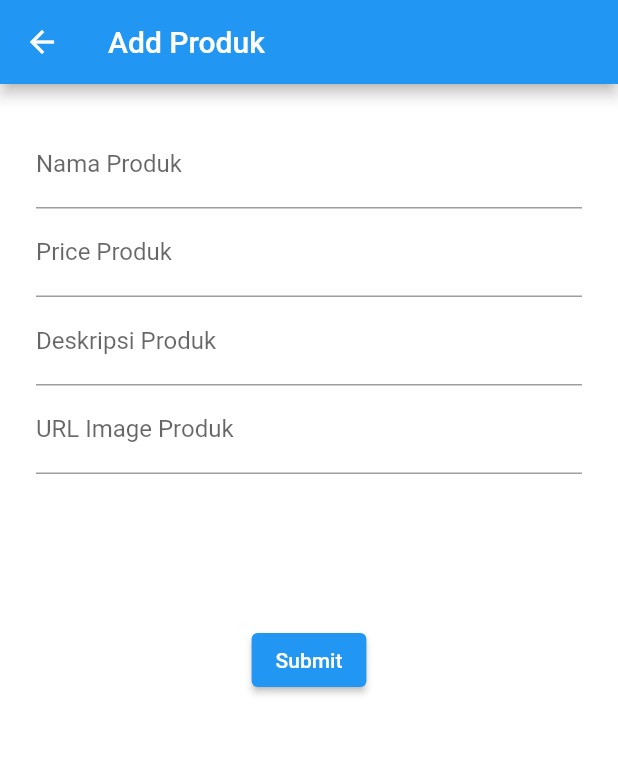
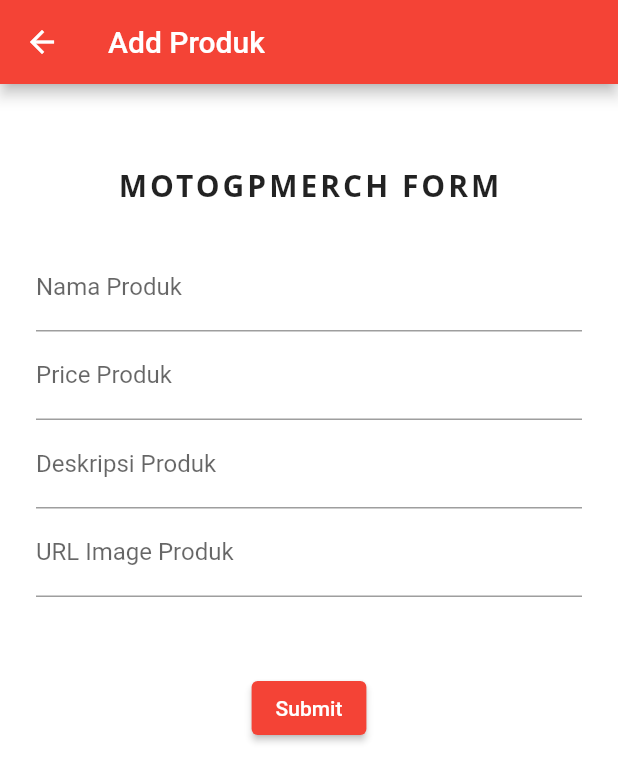
Before and after one commit to StevenSamuelH/mobilemotgp, a Flutter app: the Awalan screen opened directly, after a tap on "Add Produk", on a phone screen of 412 x 824 dp. Shown: the top 782 px of the screen. Run offline on Flutter 3.47's test engine with Material 2 defaults, Android fonts, the phone set to English and light mode, and no system bars; our stand-ins replace carousel_slider; network calls fail; Roboto replaces fonts that are missing (Open Sans).

Commit message:
update produk

```diff
--- a/lib/Produk/formproduk.dart
+++ b/lib/Produk/formproduk.dart
@@ -98,10 +98,29 @@
   @override
   Widget build(BuildContext context) {
     return Scaffold(
-        appBar: AppBar(title: const Text('Add Produk')),
+        appBar: AppBar(
+          title: const Text('Add Produk'),
+          backgroundColor: Colors.red,
+        ),
         backgroundColor: Colors.white,
         body: SingleChildScrollView(
-            child: Container(
+            child: Column(children: [
+          const SizedBox(
+            height: 50,
+          ),
+          const Align(
+            alignment: Alignment.center,
+            child: Text(
+              "MOTOGPMERCH FORM",
+              style: TextStyle(
+                  fontWeight: FontWeight.bold,
+                  letterSpacing: 2.0,
+                  height: 1.6,
+                  fontFamily: 'Open Sans',
+                  fontSize: 20),
+            ),
+          ),
+          Container(
             margin: const EdgeInsets.all(24),
             child: Form(
               key: _formKey,
@@ -113,11 +132,14 @@
                   _buildBagianTitle1(),
                   _buildgambarProduk(),
                   const SizedBox(
-                  height: 100,
+                    height: 50,
                   ),
                   ElevatedButton(
                     child: const Text(
                       'Submit',
+                    ),
+                    style: ElevatedButton.styleFrom(
+                      primary: Colors.red,
                     ),
                     onPressed: () {
                       if (!_formKey.currentState!.validate()) {
@@ -138,6 +160,7 @@
                 ],
               ),
             ),
-        )));
+          ),
+        ])));
   }
 }
--- a/lib/Produk/homeproduk.dart
+++ b/lib/Produk/homeproduk.dart
@@ -18,13 +18,13 @@
 }
 
 class _AwalanState extends State<Awalan> {
-  @override
-  Widget build(BuildContext context) {
   int _current = 0;
   bool isFavourite = true;
   final CarouselController _controller = CarouselController();
   Product studentService = Product();
   Color _iconColor = Colors.blue;
+  @override
+  Widget build(BuildContext context) {
     final List<String> imgList = [
       'https://media.giphy.com/media/MRNr7i6zjPSCxkDZFz/giphy.gif',
       'https://media.giphy.com/media/hslu8XMb2ncwuss0zw/giphy.gif',
@@ -125,12 +125,11 @@
             }).toList(),
           ),
           const SizedBox(height: 30),
-          Align(
+          const Align(
             alignment: Alignment.centerLeft,
-            child: Container(
             child: Text(
               "   Produk",
-                style: const TextStyle(
+              style: TextStyle(
                   fontWeight: FontWeight.bold,
                   letterSpacing: 2.0,
                   height: 1.6,
@@ -138,9 +137,7 @@
                   fontSize: 20),
             ),
           ),
-          ),
-          Container(
-            child: FutureBuilder<List>(
+          FutureBuilder<List>(
             future: studentService.getAllProducts(),
             builder: (context, snapshot) {
               print(snapshot.data);
@@ -156,9 +153,10 @@
                           child: Column(
                             children: [
                               ListTile(
-                                  leading:
-                                      const Icon(Icons.arrow_drop_down_circle),
-                                  title: Text(snapshot.data![i]['name']),
+                                leading: const Icon(Icons.new_releases,
+                                    color: Colors.red, size: 30),
+                                title: Text(snapshot.data![i]['name'],
+                                    style: const TextStyle(fontSize: 20)),
                                 subtitle: Text(
                                   snapshot.data![i]['description'],
                                   style: TextStyle(
@@ -166,37 +164,34 @@
                                 ),
                               ),
                               Image(
-                                  image:
-                                      NetworkImage(snapshot.data![i]['image']),
+                                image: NetworkImage(snapshot.data![i]['image']),
                                 height: 150,
                                 width: 150,
                               ),
                               Padding(
                                 padding: const EdgeInsets.all(10.0),
                                 child: Text(
-                                    "Rp." +
-                                        snapshot.data![i]['price'].toString(),
-                                    style: TextStyle(
+                                  "Rp." + snapshot.data![i]['price'].toString(),
+                                  style: const TextStyle(
                                     fontSize: 20,
                                     fontWeight: FontWeight.bold,
                                   ),
                                 ),
                               ),
                               ButtonBar(
-                                  alignment: MainAxisAlignment.start,
+                                alignment: MainAxisAlignment.spaceEvenly,
                                 children: [
                                   IconButton(
-                                      icon: Icon(Icons.add_shopping_cart,
-                                          color: isFavourite
-                                              ? Colors.blue
-                                              : Colors.white),
-                                      color: _iconColor,
                                     onPressed: () {
                                       setState(() {
                                         isFavourite = !isFavourite;
                                       });
                                       // Perform some action
                                     },
+                                    icon: Icon(Icons.add_shopping_cart,
+                                        color: isFavourite
+                                            ? Colors.blue
+                                            : Colors.blue),
                                   ),
                                   FlatButton(
                                     onPressed: () {
@@ -204,7 +199,7 @@
                                         if (_iconColor == Colors.blue) {
                                           _iconColor = Colors.red;
                                         } else {
-                                            _iconColor = Colors.green;
+                                          _iconColor = Colors.blue;
                                         }
                                       });
                                       // Perform some action
@@ -214,10 +209,36 @@
                                       color: _iconColor,
                                     ),
                                   ),
+                                  FlatButton(
+                                    onPressed: () {
+                                      setState(() {
+                                        if (_iconColor == Colors.blue) {
+                                          _iconColor = Colors.green;
+                                        } else {
+                                          _iconColor = Colors.blue;
+                                        }
+                                      });
+                                      // Perform some action
+                                    },
+                                    child: Icon(
+                                      Icons.share,
+                                      color: _iconColor,
+                                    ),
+                                  ),
+                                  ElevatedButton(
+                                    style: ElevatedButton.styleFrom(
+                                      primary: Colors.red, // Background color
+                                    ),
+                                    onPressed: () {},
+                                    child: const Text('Beli Sekarang'),
+                                  ),
                                 ],
                               ),
                             ],
                           ),
+                          elevation: 8,
+                          shadowColor: Colors.blue,
+                          margin: const EdgeInsets.all(20),
                         ),
                       );
                     });
@@ -228,6 +249,8 @@
               }
             },
           ),
+          const SizedBox(
+            height: 50,
           ),
           ElevatedButton(
             style: ElevatedButton.styleFrom(
@@ -238,7 +261,10 @@
               Navigator.push(context,
                   MaterialPageRoute(builder: (context) => const FormArtikel()));
             },
-          )
+          ),
+          const SizedBox(
+            height: 50,
+          ),
         ])));
   }
 }
--- a/lib/Review/review_model.dart
+++ /dev/null
@@ -1,65 +0,0 @@
-// To parse this JSON data, do
-//
-//     final welcome = welcomeFromJson(jsonString);
-
-import 'dart:convert';
-
-import 'package:flutter/cupertino.dart';
-
-List<Data> dataFromJson(String str) =>
-    List<Data>.from(json.decode(str).map((x) => Data.fromJson(x)));
-
-String dataToJson(List<Data> data) =>
-    json.encode(List<dynamic>.from(data.map((x) => x.toJson())));
-
-class Data {
-  Data({
-    required this.model,
-    required this.pk,
-    required this.fields,
-  });
-
-  String model;
-  int pk;
-  Fields fields;
-
-  factory Data.fromJson(Map<String, dynamic> json) => Data(
-        model: json["model"],
-        pk: json["pk"],
-        fields: Fields.fromJson(json["fields"]),
-      );
-
-  Map<String, dynamic> toJson() => {
-        "model": model,
-        "pk": pk,
-        "fields": fields.toJson(),
-      };
-}
-
-class Fields {
-  Fields({
-    required this.nama,
-    required this.gambar,
-    required this.review,
-    required this.rating,
-  });
-
-  String nama;
-  NetworkImage gambar;
-  String review;
-  NetworkImage rating;
-
-  factory Fields.fromJson(Map<String, dynamic> json) => Fields(
-        nama: json["nama"],
-        gambar: json["gambar"],
-        review: json["review"],
-        rating: json["rating"],
-      );
-
-  Map<String, dynamic> toJson() => {
-        "nama": nama,
-        "gambar": gambar,
-        "review": review,
-        "rating": rating,
-      };
-}
```
Also changed, not shown: lib/Review/review.dart (deleted, +0 -99 lines), lib/Review/review_form.dart (deleted, +0 -88 lines). Lines whose indentation alone changed are shown as unchanged.
